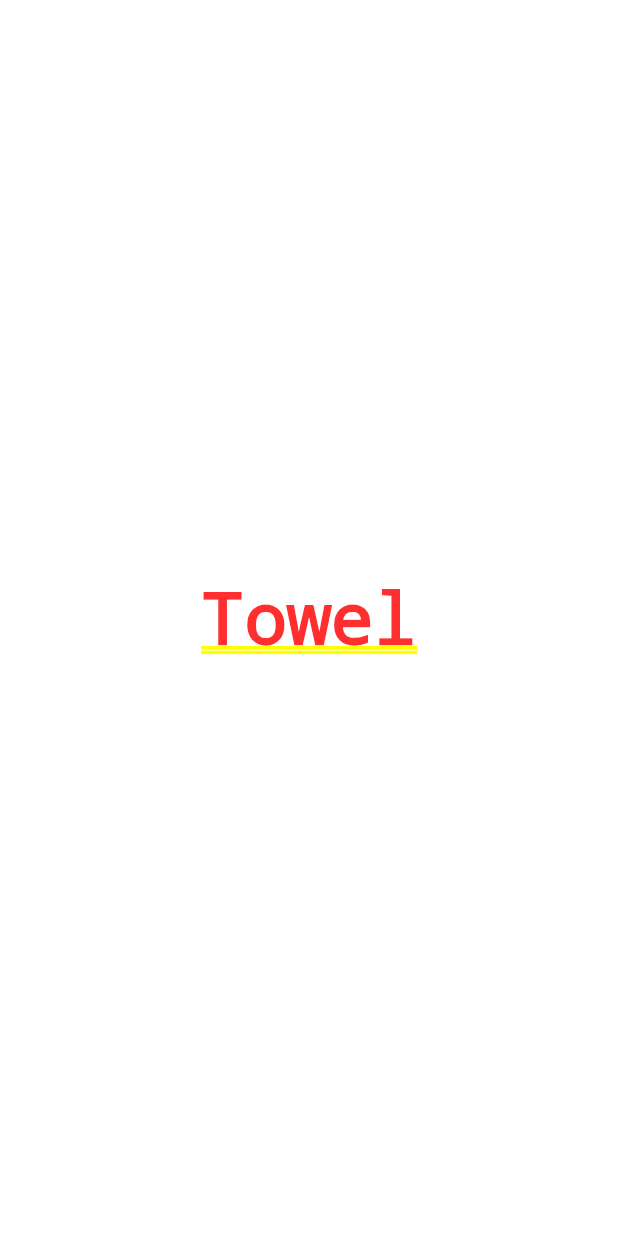
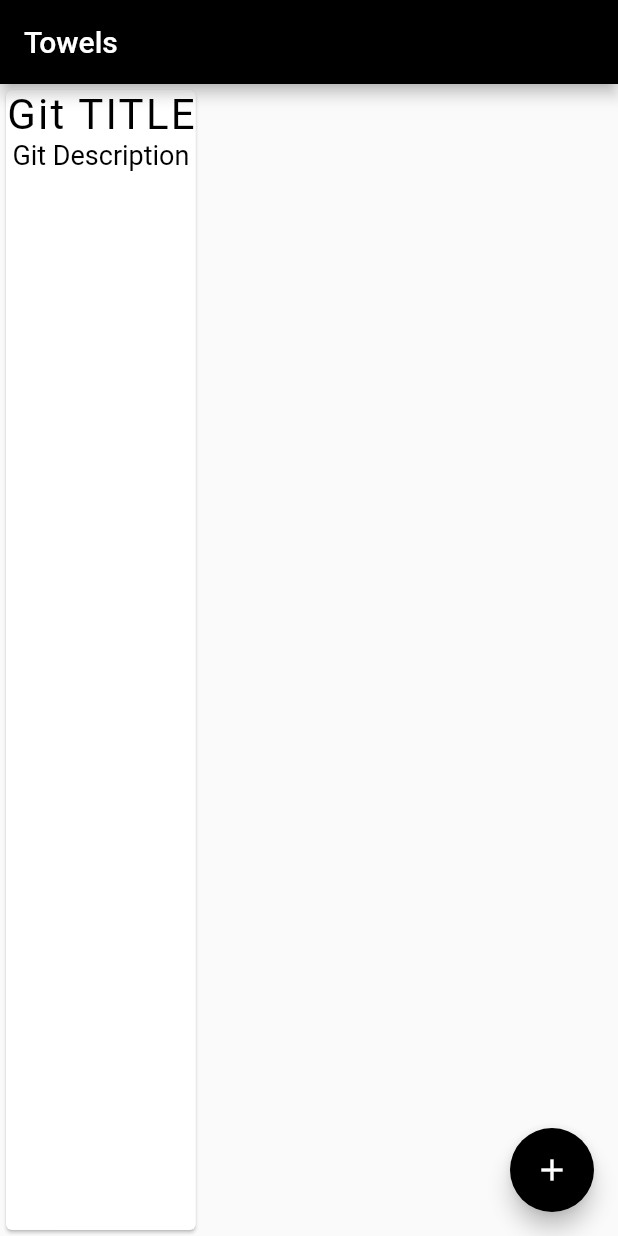
Before and after one commit to 42-Towels/Towel-app, a Flutter app: the screen it shows after launch, on a phone screen of 412 x 824 dp. Run offline on Flutter 3.47's test engine with Material 2 defaults, Android fonts, the phone set to English and light mode, and no system bars.

Commit message:
Tried some shit out

```diff
--- /dev/null
+++ b/lib/TowelStyles.dart
@@ -0,0 +1,27 @@
+import 'package:flutter/material.dart';
+
+class TowelStyles {
+  // Text styles
+  static String _fontFamily = 'Roboto';
+
+  static final titleTextStyle = TextStyle(
+    color: Colors.white,
+    fontFamily: _fontFamily,
+    fontWeight: FontWeight.bold,
+    letterSpacing: 5.0,
+    fontSize: 34,
+  );
+  static final gitTitleTextStyle = TextStyle(
+    color: Colors.black,
+    fontFamily: _fontFamily,
+    letterSpacing: 1.5,
+    fontSize: 28,
+  );
+  static final gitDescTextStyle = TextStyle(
+    color: Colors.black,
+    fontFamily: _fontFamily,
+    letterSpacing: 0,
+    fontSize: 18,
+  );
+
+}
--- a/lib/main.dart
+++ b/lib/main.dart
@@ -1,15 +1,62 @@
 import 'package:flutter/material.dart';
+import 'TowelStyles.dart';
 
 void main() => runApp(MyApp());
 
 class MyApp extends StatelessWidget {
+  final String _title = 'Towels';
   @override
-  final String _title = 'Towel';
   Widget build(BuildContext context) {
     return MaterialApp(
       title: _title,
-      home: Center(
-      child: Text(_title)
+      home: Towel(title: _title),
+    );
+  }
+}
+
+class Towel extends StatefulWidget {
+  const Towel({
+    Key key,
+    @required String title,
+  })  : _title = title,
+        super(key: key);
+
+  final String _title;
+
+  @override
+  _TowelState createState() => _TowelState();
+}
+
+class _TowelState extends State<Towel> {
+  @override
+  Widget build(BuildContext context) {
+    return Scaffold(
+      appBar: AppBar(
+        backgroundColor: Colors.black,
+        title: Text(widget._title),
+        // TODO implement search bar
+      ),
+      body: Container(
+        child: Card(
+          child: Column(
+            children: <Widget>[
+              Text(
+                'Git TITLE',
+                style: TowelStyles.gitTitleTextStyle,
+              ),
+              Text(
+                'Git Description',
+                style: TowelStyles.gitDescTextStyle,
+              )
+            ],
+          ),
+        ),
+      ),
+      floatingActionButton: FloatingActionButton(
+        backgroundColor: Colors.black,
+        onPressed: () {},
+        tooltip: 'Add new item',
+        child: const Icon(Icons.add),
       ),
     );
   }
```
Also changed, not shown: 1 other file.
